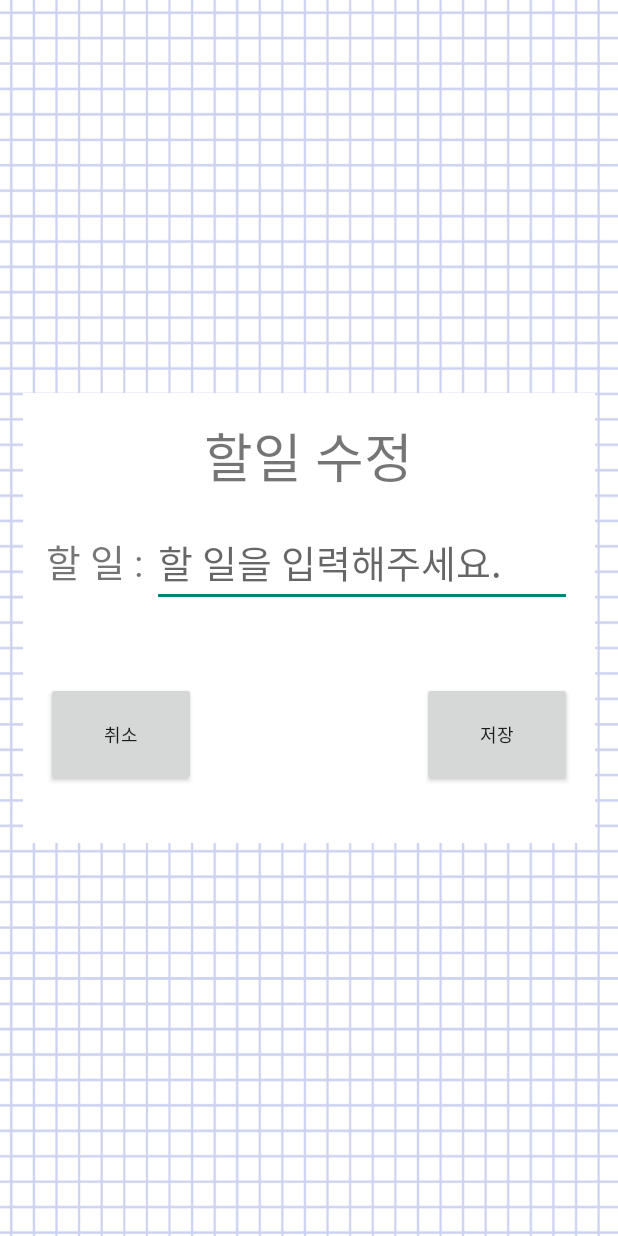
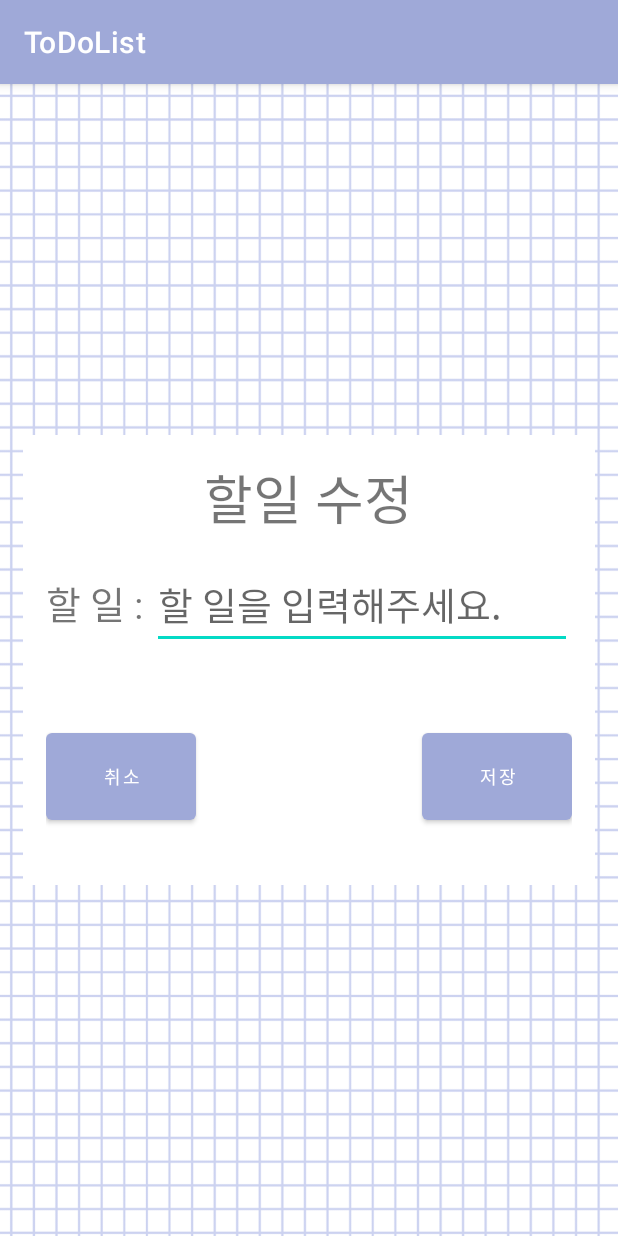
Before and after one commit to yuuuzzzin/To-Do-List, an Android app: the EditActivity screen opened directly, with no data from a screen before it, on a phone screen of 412 x 824 dp. Run offline under Robolectric (Android 15) with nearby library versions, the phone set to English and light mode, and no system bars; 2 statements that could not run were skipped.

Commit message:
themes 수정

```diff
--- a/app/src/main/res/values/themes.xml
+++ b/app/src/main/res/values/themes.xml
@@ -1,9 +1,9 @@
 <resources xmlns:tools="http://schemas.android.com/tools">
     <!-- Base application theme. -->
-    <style name="Theme.ToDoList" parent="Theme.AppCompat.Light.NoActionBar">
+    <style name="Theme.ToDoList" parent="Theme.MaterialComponents.DayNight.DarkActionBar">
         <!-- Primary brand color. -->
-        <item name="colorPrimary">@color/purple_500</item>
-        <item name="colorPrimaryVariant">@color/purple_700</item>
+        <item name="colorPrimary">#9FA9D8</item>
+        <item name="colorPrimaryVariant">@color/black</item>
         <item name="colorOnPrimary">@color/white</item>
         <!-- Secondary brand color. -->
         <item name="colorSecondary">@color/teal_200</item>
```
